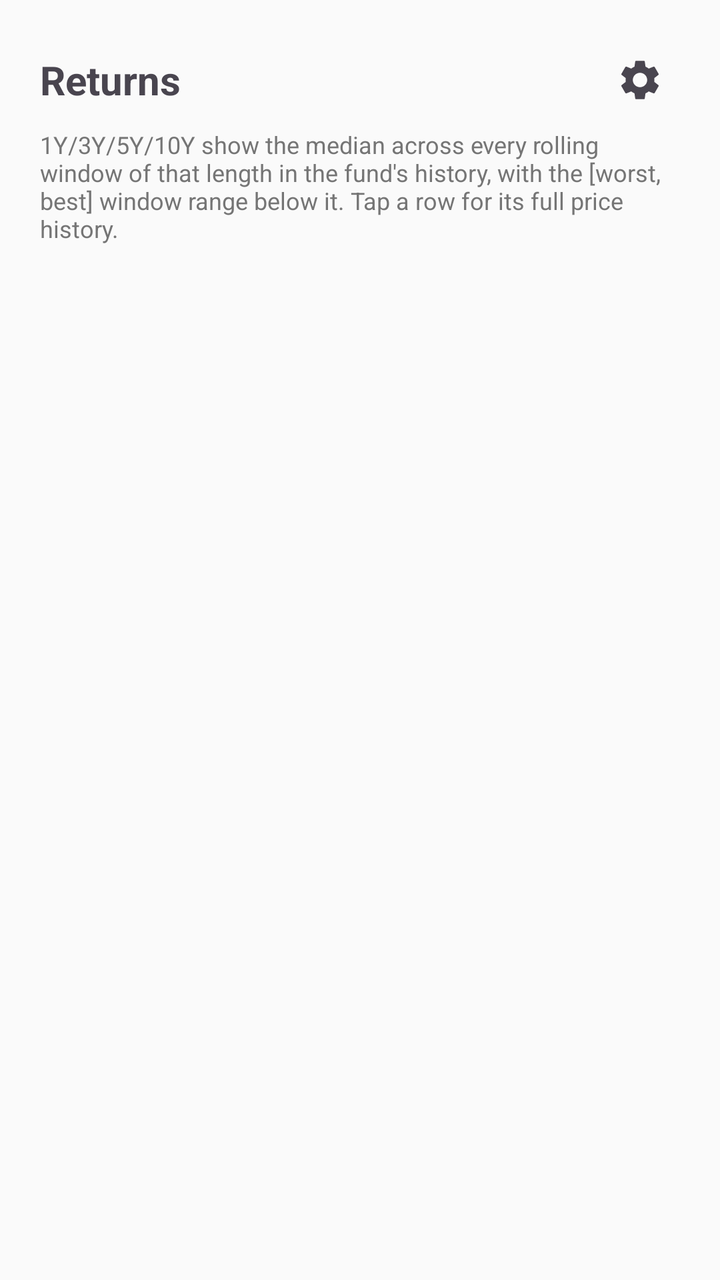
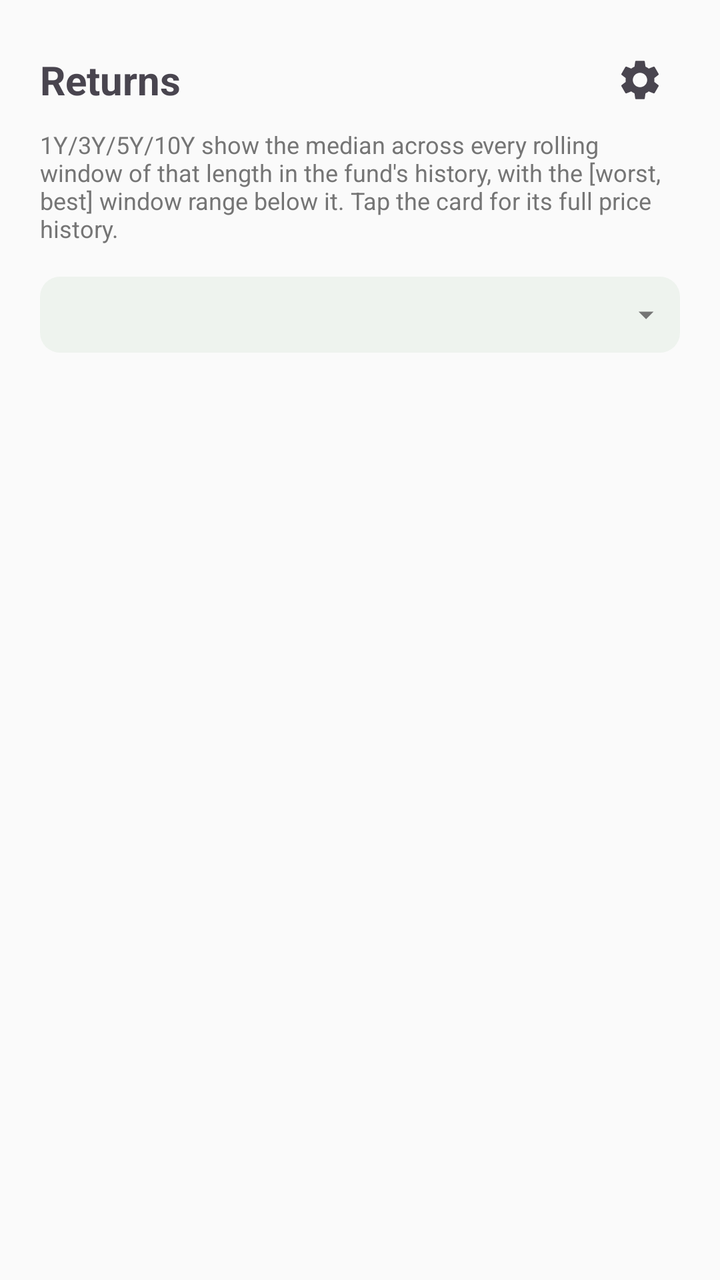

Before-and-after screenshots of an Android layout around one commit, followed by the original layout XML and the change that was made.
<!-- AndroidManifest.xml: application theme Theme.PersonalPortfolio -->
<!-- res/layout/activity_returns.xml -->
<?xml version="1.0" encoding="utf-8"?>
<LinearLayout xmlns:android="http://schemas.android.com/apk/res/android"
    android:layout_width="match_parent"
    android:layout_height="match_parent"
    android:orientation="vertical"
    android:padding="20dp">

    <LinearLayout
        android:layout_width="match_parent"
        android:layout_height="wrap_content"
        android:orientation="horizontal"
        android:gravity="center_vertical">

        <TextView
            android:layout_width="0dp"
            android:layout_weight="1"
            android:layout_height="wrap_content"
            android:text="Returns"
            android:textSize="20sp"
            android:textStyle="bold" />

        <ImageButton
            android:id="@+id/returnsManageBenchmarksButton"
            android:layout_width="40dp"
            android:layout_height="40dp"
            android:padding="8dp"
            android:background="?attr/selectableItemBackgroundBorderless"
            android:src="@drawable/ic_settings_gear"
            android:contentDescription="Manage benchmarks" />

    </LinearLayout>

    <TextView
        android:layout_width="match_parent"
        android:layout_height="wrap_content"
        android:layout_marginTop="4dp"
        android:textSize="12sp"
        android:textColor="@color/colorNeutral"
        android:text="1Y/3Y/5Y/10Y show the median across every rolling window of that length in the fund's history, with the [worst, best] window range below it. Tap a row for its full price history." />

    <TextView
        android:id="@+id/returnsEmptyState"
        android:layout_width="match_parent"
        android:layout_height="wrap_content"
        android:layout_marginTop="24dp"
        android:textSize="14sp"
        android:textColor="@color/colorNeutral"
        android:visibility="gone" />

    <androidx.recyclerview.widget.RecyclerView
        android:id="@+id/returnsRecyclerView"
        android:layout_width="match_parent"
        android:layout_height="0dp"
        android:layout_weight="1"
        android:layout_marginTop="16dp" />

</LinearLayout>
<!-- resources referenced by this layout -->
<resources>
  <color name="colorNeutral">#757575</color>
  <style name="Theme.PersonalPortfolio" parent="Theme.Material3.DayNight.NoActionBar">
          <item name="colorPrimary">@color/colorPrimary</item>
          <item name="colorPrimaryVariant">@color/colorPrimaryVariant</item>
          <item name="colorOnPrimary">@color/colorOnPrimary</item>
  
          <item name="colorSecondary">@color/colorSecondary</item>
          <item name="colorOnSecondary">@color/colorOnSecondary</item>
  
          <item name="android:colorBackground">@color/colorBackground</item>
          <item name="colorOnBackground">@color/colorOnBackground</item>
  
          <item name="colorSurface">@color/colorSurface</item>
          <item name="colorOnSurface">@color/colorOnSurface</item>
  
          <item name="android:statusBarColor">@color/colorPrimaryVariant</item>
      </style>
  <color name="colorPrimary">#1B5E20</color>
  <color name="colorPrimaryVariant">#0D3B12</color>
  <color name="colorOnPrimary">#FFFFFF</color>
  <color name="colorSecondary">#00897B</color>
  <color name="colorOnSecondary">#FFFFFF</color>
  <color name="colorBackground">#FAFAFA</color>
  <color name="colorOnBackground">#1A1A1A</color>
  <color name="colorSurface">#FFFFFF</color>
  <color name="colorOnSurface">#1A1A1A</color>
  <!-- unchanged entries left out for length: 1 -->
</resources>

<!-- the commit's change to res/layout/activity_returns.xml (unified diff, before → after) -->
@@ -36,7 +36,14 @@
         android:layout_marginTop="4dp"
         android:textSize="12sp"
         android:textColor="@color/colorNeutral"
-        android:text="1Y/3Y/5Y/10Y show the median across every rolling window of that length in the fund's history, with the [worst, best] window range below it. Tap a row for its full price history." />
+        android:text="1Y/3Y/5Y/10Y show the median across every rolling window of that length in the fund's history, with the [worst, best] window range below it. Tap the card for its full price history." />
+
+    
+    <TextView
+        android:id="@+id/returnsPickerTab"
+        style="@style/ProgressionDropdownTab"
+        android:layout_width="match_parent"
+        android:layout_marginTop="16dp" />
 
     <TextView
         android:id="@+id/returnsEmptyState"
@@ -47,11 +54,18 @@
         android:textColor="@color/colorNeutral"
         android:visibility="gone" />
 
-    <androidx.recyclerview.widget.RecyclerView
-        android:id="@+id/returnsRecyclerView"
+    <androidx.core.widget.NestedScrollView
         android:layout_width="match_parent"
         android:layout_height="0dp"
         android:layout_weight="1"
-        android:layout_marginTop="16dp" />
+        android:layout_marginTop="16dp"
+        android:fillViewport="true">
+
+        <FrameLayout
+            android:id="@+id/returnsCardContainer"
+            android:layout_width="match_parent"
+            android:layout_height="wrap_content" />
+
+    </androidx.core.widget.NestedScrollView>
 
 </LinearLayout>
<!-- resource entries referenced after the edit -->
@@ -1,6 +1,23 @@
 <!-- resources referenced by this layout -->
 <resources>
   <color name="colorNeutral">#757575</color>
+  <style name="ProgressionDropdownTab">
+          <item name="android:layout_height">wrap_content</item>
+          <item name="android:paddingStart">12dp</item>
+          <item name="android:paddingEnd">8dp</item>
+          <item name="android:paddingTop">10dp</item>
+          <item name="android:paddingBottom">10dp</item>
+          <item name="android:background">@drawable/dropdown_tab_background</item>
+          <item name="android:textSize">13sp</item>
+          <item name="android:textColor">@color/colorOnSurface</item>
+          <item name="android:singleLine">true</item>
+          <item name="android:ellipsize">end</item>
+          <item name="android:drawableEnd">@drawable/ic_dropdown_caret</item>
+          <item name="android:drawablePadding">4dp</item>
+          <item name="android:gravity">center_vertical</item>
+          <item name="android:clickable">true</item>
+          <item name="android:focusable">true</item>
+      </style>
   <style name="Theme.PersonalPortfolio" parent="Theme.Material3.DayNight.NoActionBar">
           <item name="colorPrimary">@color/colorPrimary</item>
           <item name="colorPrimaryVariant">@color/colorPrimaryVariant</item>
@@ -17,6 +34,13 @@
   
           <item name="android:statusBarColor">@color/colorPrimaryVariant</item>
       </style>
+  <!-- drawable dropdown_tab_background (drawable) -->
+  <?xml version="1.0" encoding="utf-8"?>
+  <shape xmlns:android="http://schemas.android.com/apk/res/android"
+      android:shape="rectangle">
+      <solid android:color="@color/colorSurfaceVariant" />
+      <corners android:radius="10dp" />
+  </shape>
   <color name="colorPrimary">#1B5E20</color>
   <color name="colorPrimaryVariant">#0D3B12</color>
   <color name="colorOnPrimary">#FFFFFF</color>
@@ -25,7 +49,18 @@
   <color name="colorBackground">#FAFAFA</color>
   <color name="colorOnBackground">#1A1A1A</color>
   <color name="colorSurface">#FFFFFF</color>
+  <color name="colorSurfaceVariant">#EEF3EE</color>
   <color name="colorOnSurface">#1A1A1A</color>
+  <!-- drawable ic_dropdown_caret (drawable) -->
+  <vector xmlns:android="http://schemas.android.com/apk/res/android"
+      android:width="18dp"
+      android:height="18dp"
+      android:viewportWidth="24"
+      android:viewportHeight="24">
+      <path
+          android:fillColor="#757575"
+          android:pathData="M7,10l5,5 5,-5z" />
+  </vector>
   <!-- unchanged entries left out for length: 1 -->
 </resources>
 
